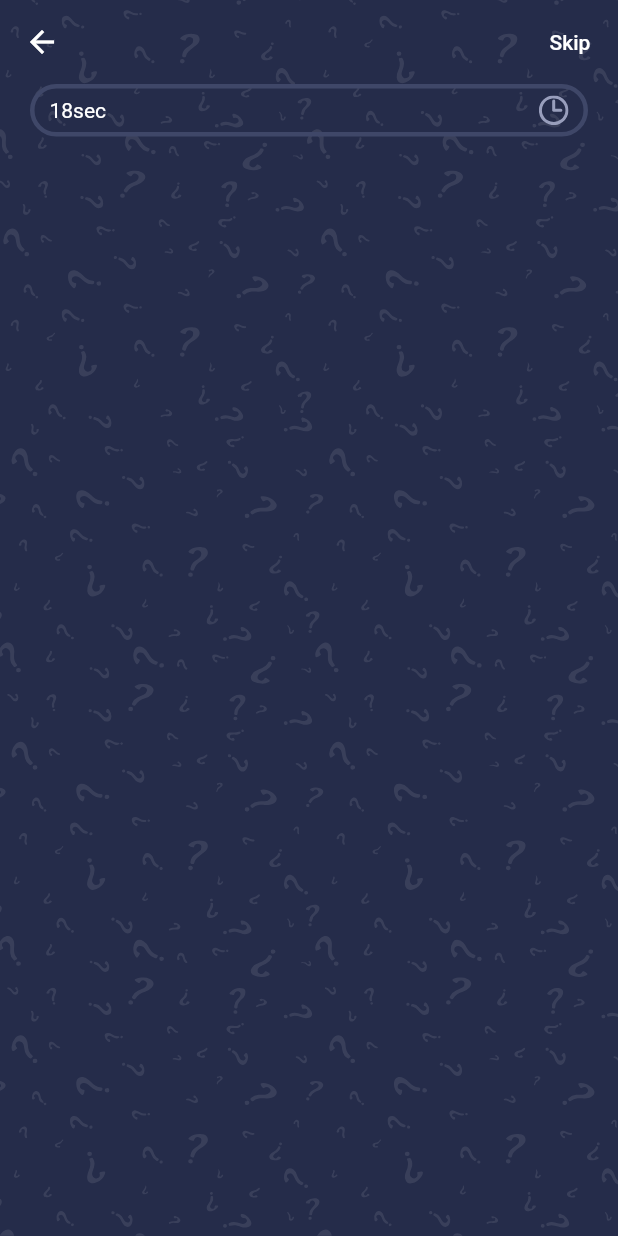
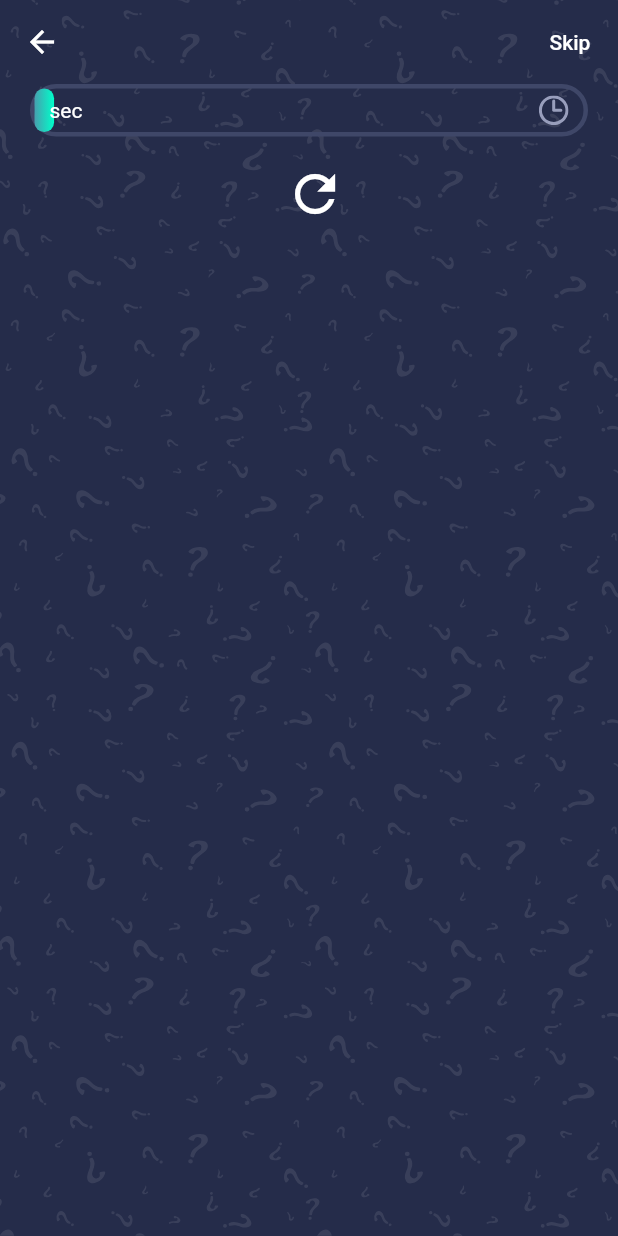
Before and after one commit to takasshii/flutter_test_quiz_app, a Flutter app: the QuizScreen screen opened directly, on a phone screen of 412 x 824 dp. Run offline on Flutter 3.47's test engine with Material 2 defaults, Android fonts, the phone set to English and light mode, and no system bars; our stand-ins replace websafe_svg.

Commit message:
時間のバーのみ動かした

```diff
--- a/lib/quiz/components/progress_bar.dart
+++ b/lib/quiz/components/progress_bar.dart
@@ -5,12 +5,15 @@ import 'package:websafe_svg/websafe_svg.dart';
 import '../../constants.dart';
 
 class ProgressBar extends StatelessWidget {
-  const ProgressBar({Key? key}) : super(key: key);
+  ProgressBar({Key? key}) : super(key: key);
 
   @override
   Widget build(BuildContext context) {
+    final _key = GlobalObjectKey<ProgressControllerState>(context);
     Size size = MediaQuery.of(context).size;
-    return Container(
+    return Column(
+      children: [
+        Container(
           width: size.width,
           height: 35,
           decoration: BoxDecoration(
@@ -22,6 +25,7 @@ class ProgressBar extends StatelessWidget {
               LayoutBuilder(
                 builder: (BuildContext context, BoxConstraints constraints) =>
                     ProgressController(
+                  key: _key,
                   child: BoxDecoration(
                     gradient: kPrimaryGradient,
                     borderRadius: BorderRadius.circular(50),
@@ -30,12 +34,12 @@ class ProgressBar extends StatelessWidget {
               ),
               Positioned.fill(
                 child: Padding(
-              padding:
-                  const EdgeInsets.symmetric(horizontal: kDefaultPadding / 2),
+                  padding: const EdgeInsets.symmetric(
+                      horizontal: kDefaultPadding / 2),
                   child: Row(
                     mainAxisAlignment: MainAxisAlignment.spaceBetween,
                     children: [
-                  Text("18sec"),
+                      Text("sec"),
                       WebsafeSvg.asset("assets/icons/clock.svg")
                     ],
                   ),
@@ -43,6 +47,20 @@ class ProgressBar extends StatelessWidget {
               )
             ],
           ),
+        ),
+        Container(
+          padding: const EdgeInsets.only(top: kDefaultPadding / 2),
+          child: IconButton(
+            icon: Icon(
+              Icons.refresh,
+              size: 40,
+            ),
+            onPressed: () {
+              _key.currentState?.start();
+            },
+          ),
+        )
+      ],
     );
   }
 }
```
Also changed, not shown: lib/controllers/question_controller.dart (+7 -1 lines). Lines whose indentation alone changed are shown as unchanged.
